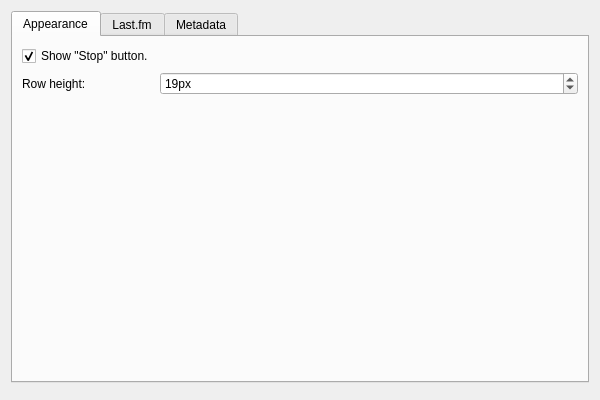
Qt form Form/DialogPreferences.ui (isuhao/TMediaPlayer) before a commit.
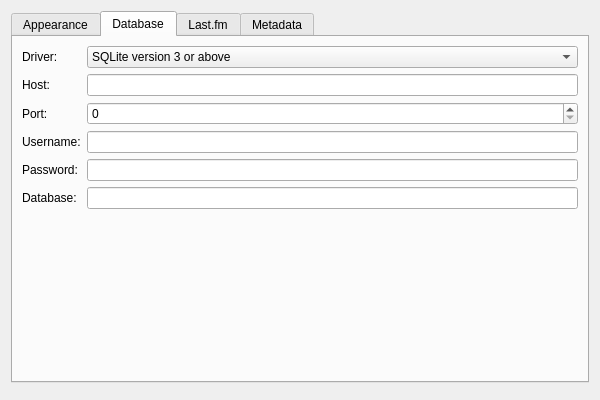
The same form after that commit. The open tabs and pages were chosen to show the change.

```diff
--- a/Form/DialogPreferences.ui
+++ b/Form/DialogPreferences.ui
@@ -71,6 +71,121 @@
        </item>
       </layout>
      </widget>
+     <widget class="QWidget" name="tabDatabase">
+      <attribute name="title">
+       <string>Database</string>
+      </attribute>
+      <layout class="QFormLayout" name="formLayout_4">
+       <item row="1" column="0">
+        <widget class="QLabel" name="lblDBDriver">
+         <property name="text">
+          <string>Driver:</string>
+         </property>
+         <property name="buddy">
+          <cstring>editDBDriver</cstring>
+         </property>
+        </widget>
+       </item>
+       <item row="1" column="1">
+        <widget class="QComboBox" name="editDBDriver">
+         <item>
+          <property name="text">
+           <string>SQLite version 3 or above</string>
+          </property>
+         </item>
+         <item>
+          <property name="text">
+           <string>SQLite version 2</string>
+          </property>
+         </item>
+         <item>
+          <property name="text">
+           <string>PostgreSQL</string>
+          </property>
+         </item>
+         <item>
+          <property name="text">
+           <string>MySQL</string>
+          </property>
+         </item>
+         <item>
+          <property name="text">
+           <string>ODBC</string>
+          </property>
+         </item>
+        </widget>
+       </item>
+       <item row="7" column="1">
+        <widget class="QLineEdit" name="editDBUserName"/>
+       </item>
+       <item row="7" column="0">
+        <widget class="QLabel" name="lblDBUserName">
+         <property name="text">
+          <string>Username:</string>
+         </property>
+         <property name="buddy">
+          <cstring>editDBUserName</cstring>
+         </property>
+        </widget>
+       </item>
+       <item row="9" column="0">
+        <widget class="QLabel" name="lblDBPassword">
+         <property name="text">
+          <string>Password:</string>
+         </property>
+         <property name="buddy">
+          <cstring>editDBPassword</cstring>
+         </property>
+        </widget>
+       </item>
+       <item row="10" column="0">
+        <widget class="QLabel" name="lblDBDatabase">
+         <property name="text">
+          <string>Database:</string>
+         </property>
+         <property name="buddy">
+          <cstring>editDBDatabase</cstring>
+         </property>
+        </widget>
+       </item>
+       <item row="10" column="1">
+        <widget class="QLineEdit" name="editDBDatabase"/>
+       </item>
+       <item row="5" column="1">
+        <widget class="QSpinBox" name="editDBPort">
+         <property name="maximum">
+          <number>65535</number>
+         </property>
+        </widget>
+       </item>
+       <item row="3" column="1">
+        <widget class="QLineEdit" name="editDBHost"/>
+       </item>
+       <item row="5" column="0">
+        <widget class="QLabel" name="lblDBPort">
+         <property name="text">
+          <string>Port:</string>
+         </property>
+         <property name="buddy">
+          <cstring>editDBPort</cstring>
+         </property>
+        </widget>
+       </item>
+       <item row="3" column="0">
+        <widget class="QLabel" name="lblDBHost">
+         <property name="text">
+          <string>Host:</string>
+         </property>
+         <property name="buddy">
+          <cstring>editDBHost</cstring>
+         </property>
+        </widget>
+       </item>
+       <item row="9" column="1">
+        <widget class="QLineEdit" name="editDBPassword"/>
+       </item>
+      </layout>
+     </widget>
      <widget class="QWidget" name="tabLastFm">
       <attribute name="title">
        <string>Last.fm</string>
```
Left out of the diff: 23 changed lines with no effect on the pictures.
